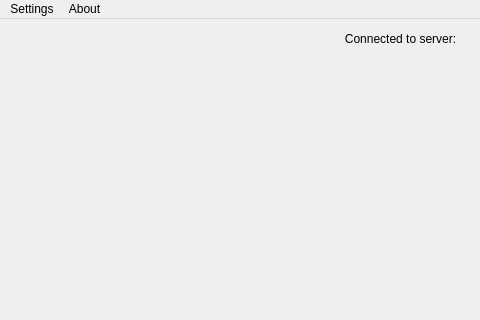
The window that InstantMusicClient/connectedwindow.ui (zeokav/InstantMusic) describes before a commit, drawn with Qt 5; both pictures show x 0 to 480 and y 0 to 320 of the 800 by 600 pixel window.
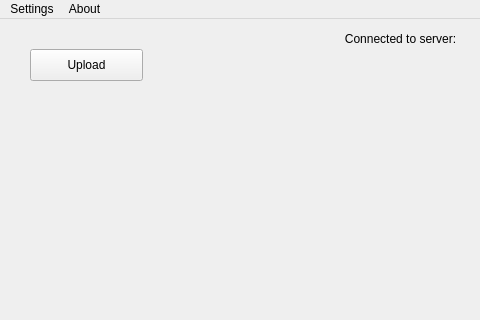
The same window after the commit.

The edit to the form file:
```diff
--- a/InstantMusicClient/connectedwindow.ui
+++ b/InstantMusicClient/connectedwindow.ui
@@ -154,6 +154,19 @@
      <set>Qt::AlignCenter</set>
     </property>
    </widget>
+   <widget class="QPushButton" name="uploadButton">
+    <property name="geometry">
+     <rect>
+      <x>30</x>
+      <y>30</y>
+      <width>113</width>
+      <height>32</height>
+     </rect>
+    </property>
+    <property name="text">
+     <string>Upload</string>
+    </property>
+   </widget>
   </widget>
   <widget class="QMenuBar" name="menubar">
    <property name="geometry">
```
Left out of the diff: 2 changed lines with no effect on the pictures.
